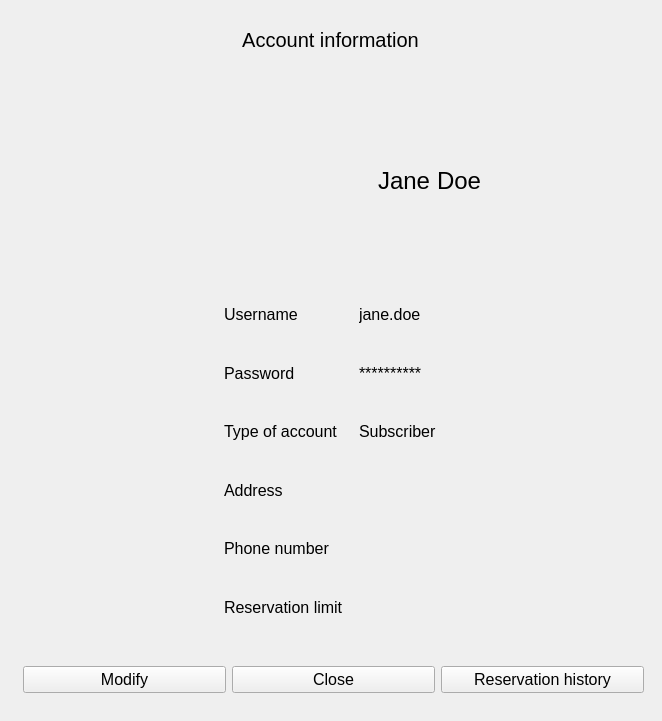
Qt form source/myaccount.ui (sophieham/Glybook) before a commit.
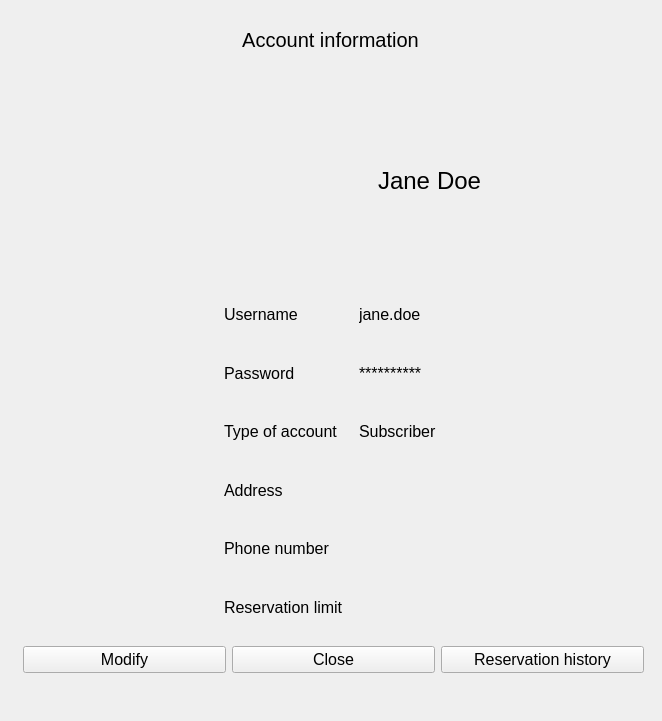
The same form after that commit. Icons and pictures are not drawn.

Patch:
```diff
--- a/source/myaccount.ui
+++ b/source/myaccount.ui
@@ -155,7 +155,7 @@
    <property name="geometry">
     <rect>
      <x>23</x>
-     <y>640</y>
+     <y>620</y>
      <width>621</width>
      <height>80</height>
     </rect>
@@ -199,7 +199,7 @@
     </item>
    </layout>
   </widget>
-  <widget class="QWidget" name="">
+  <widget class="QWidget" name="layoutWidget">
    <property name="geometry">
     <rect>
      <x>0</x>
```
Left out of the diff: 8 changed lines with no effect on the pictures.
